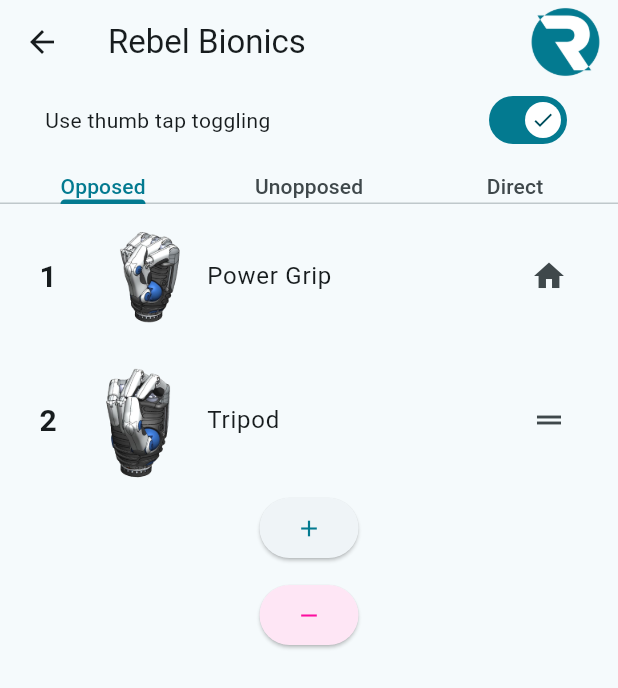
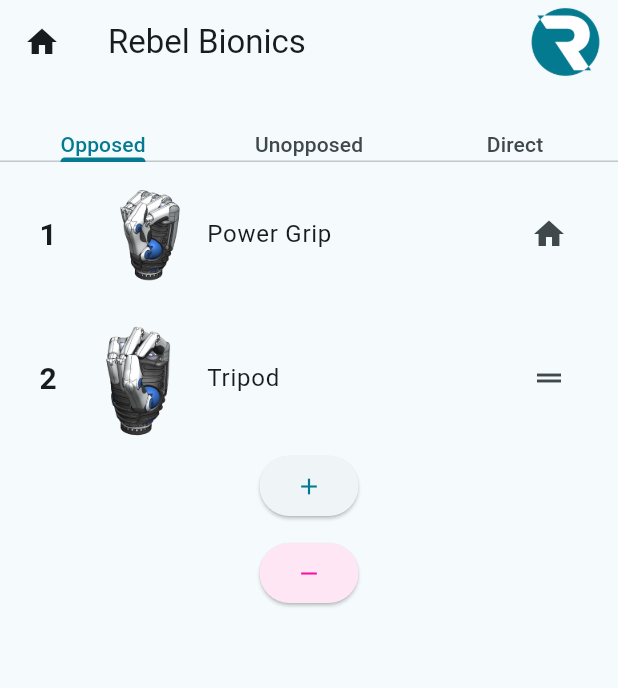
Before and after one commit to ms-840/bionic_interface_new, a Flutter app: the screen it shows after launch, after a tap on "To Settings", on a phone screen of 412 x 824 dp. Shown: the top 688 px of the screen. Run offline on Flutter 3.47's test engine with Material 3 defaults, Android fonts, the phone set to English and light mode, and no system bars; our stand-ins replace fl_chart, flutter_blue_plus, permission_handler; missing offline and left inert: flutter_reactive_ble.

Commit message:
changed some UI features around

```diff
--- a/lib/screens/grip_preferences.dart
+++ b/lib/screens/grip_preferences.dart
@@ -15,6 +15,12 @@ class GripSettings extends StatelessWidget{
     var generalHandler = context.watch<GeneralHandler>();
     return Scaffold(
       appBar: AppBar(
+        leading: IconButton(
+          icon: const Icon(Icons.home),
+          onPressed: (){
+            Navigator.popAndPushNamed(context, "/home");
+          },
+        ),
         title: const Text("Rebel Bionics"),
         actions: [
           const SizedBox.shrink(),
@@ -25,57 +31,15 @@ class GripSettings extends StatelessWidget{
       body: Column(
         crossAxisAlignment: CrossAxisAlignment.center,
         children: [
-          const ThumbTapSwitch(),
+          //const ThumbTapSwitch(),
           //cycle trigger selector
           //const CycleTriggerSelector(),
-          const SizedBox(height: 10),
+          const SizedBox(height: 30),
           Expanded(child: generalHandler.useThumbToggling?
                const DoubleTypeList()
               : const SingleTypeList()
           ),
 
-        ],
-      ),
-    );
-  }
-
-}
-
-class ThumbTapSwitch extends StatefulWidget{
-  const ThumbTapSwitch({super.key});
-
-  @override
-  State<ThumbTapSwitch> createState() => _ThumbTapSwitchState();
-}
-class _ThumbTapSwitchState extends State<ThumbTapSwitch>{
-  final MaterialStateProperty<Icon?> thumbIcon =
-  MaterialStateProperty.resolveWith<Icon?>(
-        (Set<MaterialState> states) {
-      if (states.contains(MaterialState.selected)) {
-        return const Icon(Icons.check);
-      }
-      return const Icon(Icons.close);
-    },
-  );
-
-  @override
-  Widget build(BuildContext context){
-    var generalHandler = context.watch<GeneralHandler>();
-    return Padding(
-      padding: const EdgeInsets.symmetric(horizontal: 30),
-      child: Row(
-        children: [
-          const Text("Use thumb tap toggling"),
-          const Spacer(),
-          Switch(
-            thumbIcon: thumbIcon,
-            value: generalHandler.useThumbToggling,
-            onChanged: (bool value) {
-              setState(() {
-                generalHandler.toggleThumbTapUse();
-              });
-            },
-          ),
         ],
       ),
     );
--- a/lib/screens/home.dart
+++ b/lib/screens/home.dart
@@ -23,7 +23,11 @@ class HomePage extends StatelessWidget{
     return Scaffold(
       appBar: AppBar(
         title: const Text("Rebel Bionics"),
-        actions: [],
+        actions: [
+          const SizedBox.shrink(),
+          Image.asset('assets/images/logo.png', fit: BoxFit.contain, height: 50,),
+          const SizedBox(width: 10,)
+        ],
       ),
       body: Column(
         mainAxisAlignment: MainAxisAlignment.center,
```
Also changed, not shown: 1 other file.
